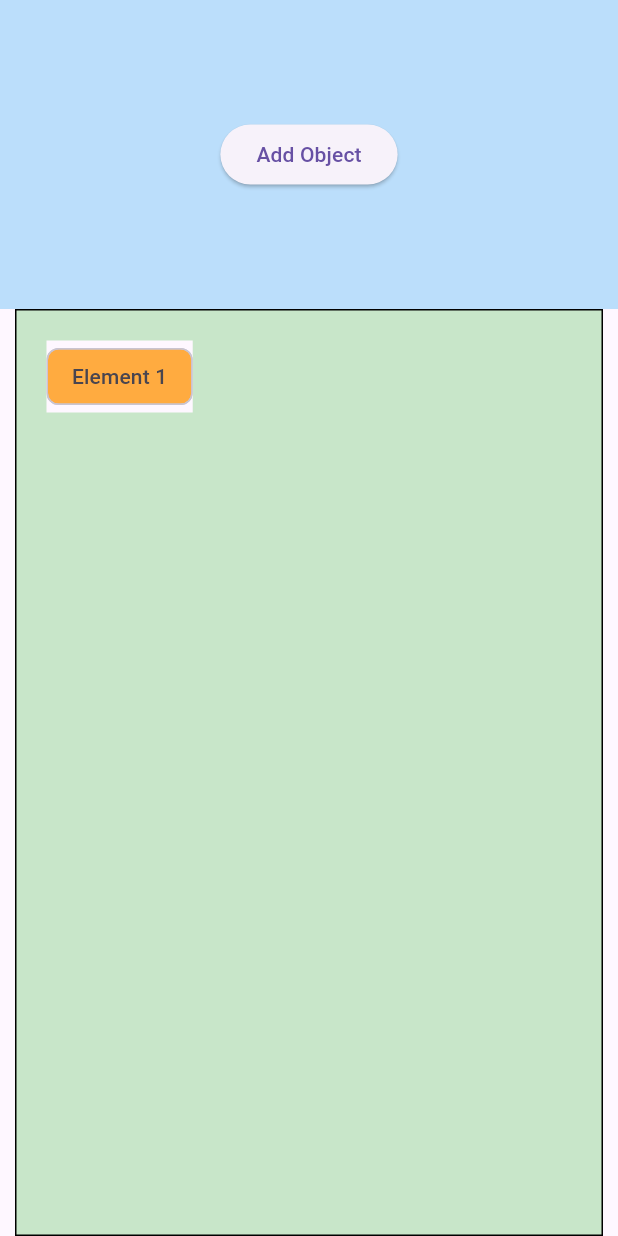
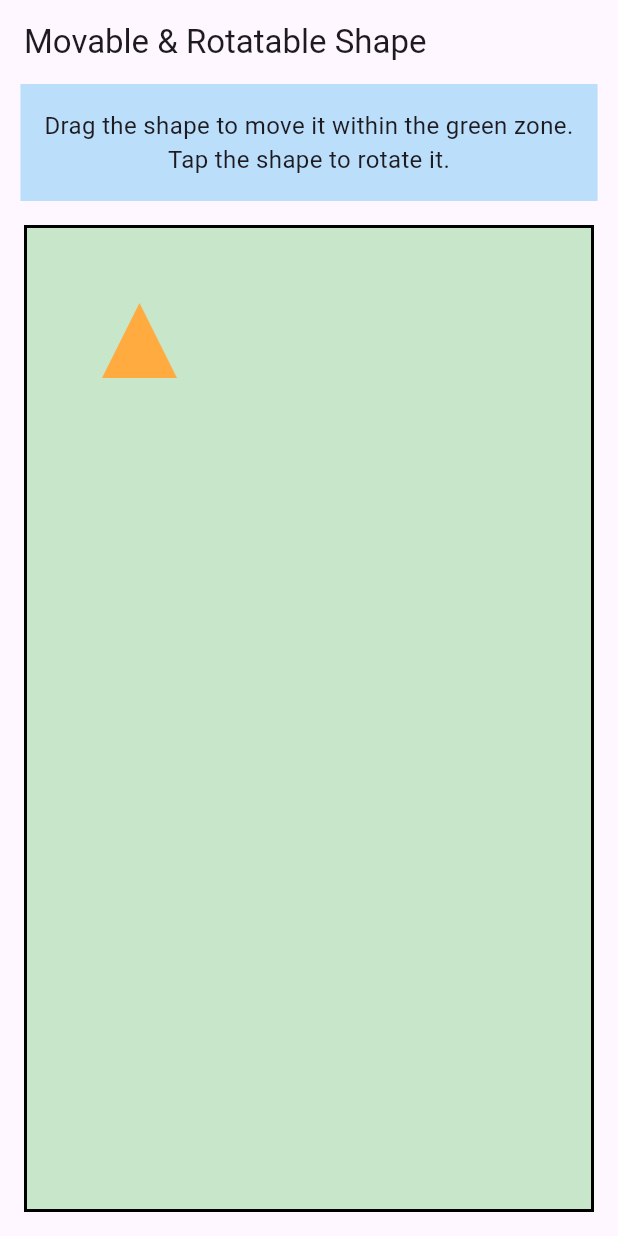
Before and after one commit to VengAnn/flutter_draggable, a Flutter app: the screen it shows after launch, on a phone screen of 412 x 824 dp. Run offline on Flutter 3.47's test engine with Material 3 defaults, Android fonts, the phone set to English and light mode, and no system bars.

Commit message:
2 commit

```diff
--- /dev/null
+++ b/lib/home_1.dart
@@ -0,0 +1,122 @@
+import 'package:flutter/material.dart';
+import 'dart:math';
+
+class Home1 extends StatefulWidget {
+  const Home1({super.key});
+
+  @override
+  State<Home1> createState() => _Home1State();
+}
+
+class _Home1State extends State<Home1> {
+  Offset _position = const Offset(50, 50); // Initial position of the shape
+  double _rotationAngle = 0.0; // Initial rotation angle (in radians)
+
+  @override
+  Widget build(BuildContext context) {
+    return Scaffold(
+      appBar: AppBar(
+        title: const Text('Movable & Rotatable Shape'),
+      ),
+      body: SafeArea(
+        child: Column(
+          children: [
+            // Section 1: Instructions
+            Container(
+              color: Colors.blue[100],
+              padding: const EdgeInsets.all(16),
+              child: const Text(
+                'Drag the shape to move it within the green zone.\nTap the shape to rotate it.',
+                style: TextStyle(fontSize: 16),
+                textAlign: TextAlign.center,
+              ),
+            ),
+
+            // Section 2: Drop Zone
+            Expanded(
+              child: Container(
+                margin: const EdgeInsets.all(16),
+                decoration: BoxDecoration(
+                  color: Colors.green[100],
+                  border: Border.all(
+                    color: Colors.black,
+                    width: 2,
+                  ),
+                ),
+                child: LayoutBuilder(
+                  builder: (context, constraints) {
+                    return Stack(
+                      children: [
+                        Positioned(
+                          top: _position.dy,
+                          left: _position.dx,
+                          child: GestureDetector(
+                            onPanUpdate: (details) {
+                              setState(() {
+                                double newX = _position.dx + details.delta.dx;
+                                double newY = _position.dy + details.delta.dy;
+
+                                // Constrain movement within the container
+                                newX =
+                                    newX.clamp(0.0, constraints.maxWidth - 50);
+                                newY =
+                                    newY.clamp(0.0, constraints.maxHeight - 50);
+
+                                _position = Offset(newX, newY);
+                              });
+                            },
+                            onTap: () {
+                              setState(() {
+                                // Rotate the triangle 45 degrees (in radians)
+                                _rotationAngle +=
+                                    pi / 4; // 45 degrees = pi / 4 radians
+                              });
+                            },
+                            child: Transform.rotate(
+                              angle: _rotationAngle,
+                              child: _buildTriangle(50), // Size of the triangle
+                            ),
+                          ),
+                        ),
+                      ],
+                    );
+                  },
+                ),
+              ),
+            ),
+          ],
+        ),
+      ),
+    );
+  }
+
+  /// Builds a custom triangle shape
+  Widget _buildTriangle(double size) {
+    return CustomPaint(
+      size: Size(size, size),
+      painter: TrianglePainter(),
+    );
+  }
+}
+
+/// CustomPainter to draw a triangle
+class TrianglePainter extends CustomPainter {
+  @override
+  void paint(Canvas canvas, Size size) {
+    Paint paint = Paint()
+      ..color = Colors.orangeAccent
+      ..style = PaintingStyle.fill;
+
+    // Draw an equilateral triangle
+    Path path = Path();
+    path.moveTo(size.width / 2, 0); // Top point
+    path.lineTo(0, size.height); // Bottom-left point
+    path.lineTo(size.width, size.height); // Bottom-right point
+    path.close();
+
+    canvas.drawPath(path, paint);
+  }
+
+  @override
+  bool shouldRepaint(TrianglePainter oldDelegate) => false;
+}
--- a/lib/home_page.dart
+++ b/lib/home_page.dart
@@ -7,16 +7,16 @@ class HomePage extends StatefulWidget {
   const HomePage({super.key});
 
   @override
+  // ignore: library_private_types_in_public_api
   _HomePageState createState() => _HomePageState();
 }
 
 class _HomePageState extends State<HomePage> {
-  bool _started = false;
-  List<Offset> _positions = [
+  final List<Offset> _positions = [
     const Offset(20, 20), // Initial position for the draggable object
   ];
 
-  List<String> _textValues = [
+  final List<String> _textValues = [
     'Element 1',
   ];
 
--- a/lib/main.dart
+++ b/lib/main.dart
@@ -1,4 +1,5 @@
 import 'package:flutter/material.dart';
+import 'package:flutter_draggable/home_1.dart';
 import 'package:flutter_draggable/home_page.dart';
 
 void main() {
@@ -15,7 +16,8 @@ class MyApp extends StatelessWidget {
       theme: ThemeData(
         useMaterial3: true,
       ),
-      home: const HomePage(),
+      //home: const HomePage(),
+      home: const Home1(),
     );
   }
 }
```
